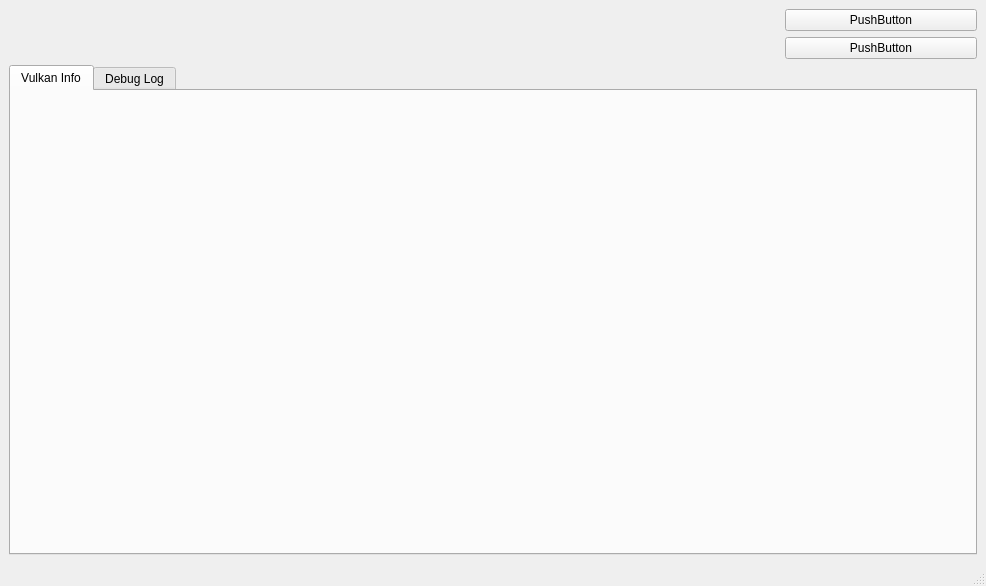
Before: the Qt Designer form src/mainwindow.ui in seonghyun2457/QtVulkanTSP, drawn with Qt 5.
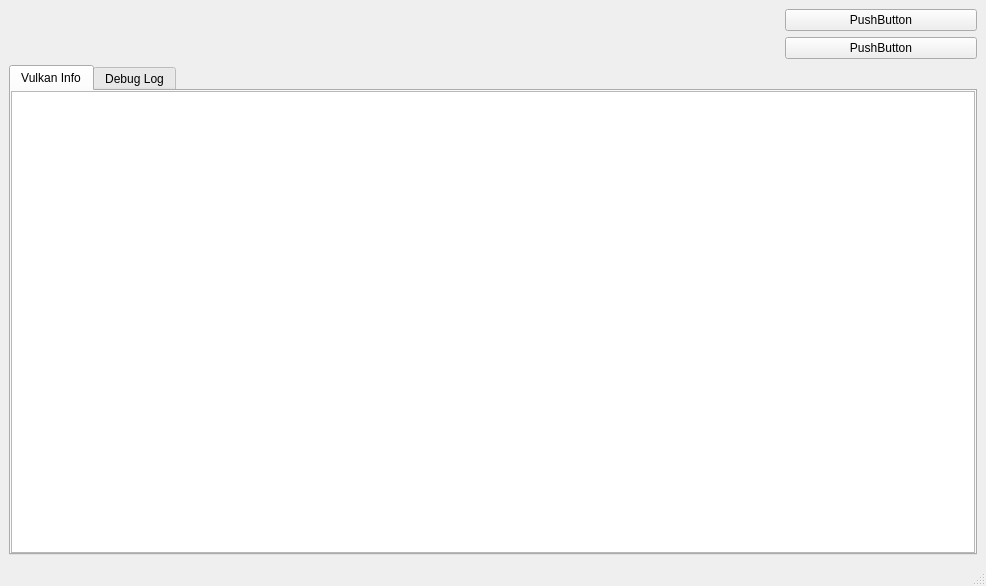
After: the same form once the commit is applied.

```diff
--- a/src/mainwindow.ui
+++ b/src/mainwindow.ui
@@ -48,12 +48,12 @@
       <property name="currentIndex">
        <number>0</number>
       </property>
-      <widget class="QWidget" name="vulkanInfo">
+      <widget class="QPlainTextEdit" name="vulkanInfo">
        <attribute name="title">
         <string>Vulkan Info</string>
        </attribute>
       </widget>
-      <widget class="QWidget" name="debugLog">
+      <widget class="QPlainTextEdit" name="debugLog">
        <attribute name="title">
         <string>Debug Log</string>
        </attribute>
```
Left out of the diff: 2 changed lines with no effect on the pictures.
